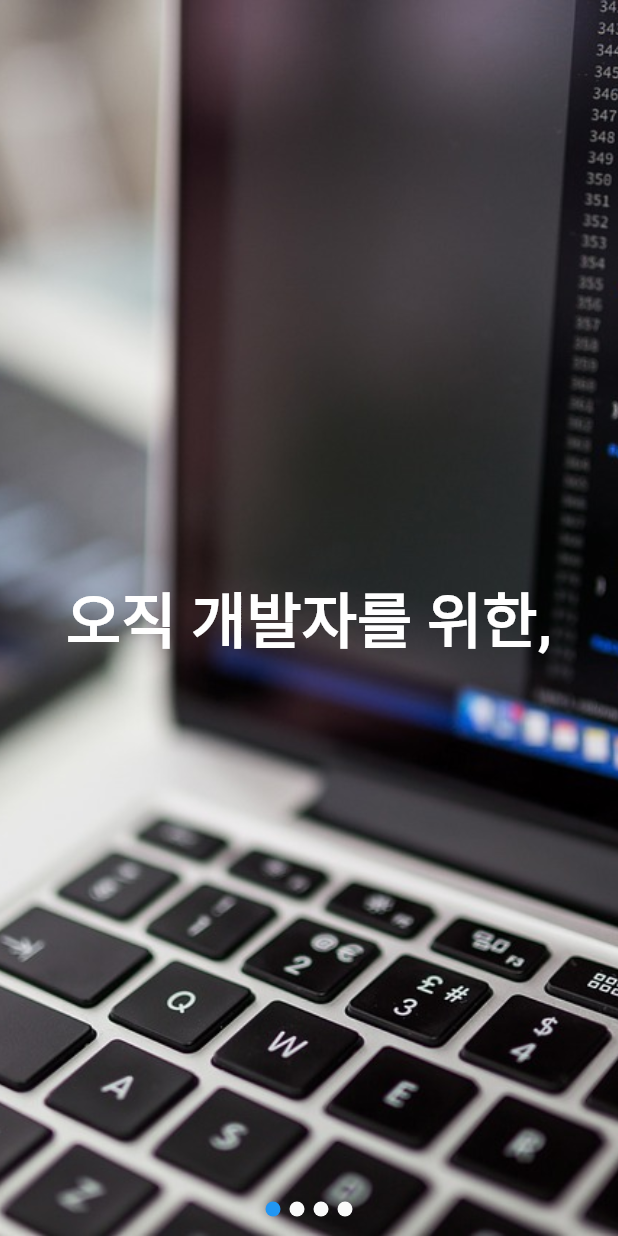
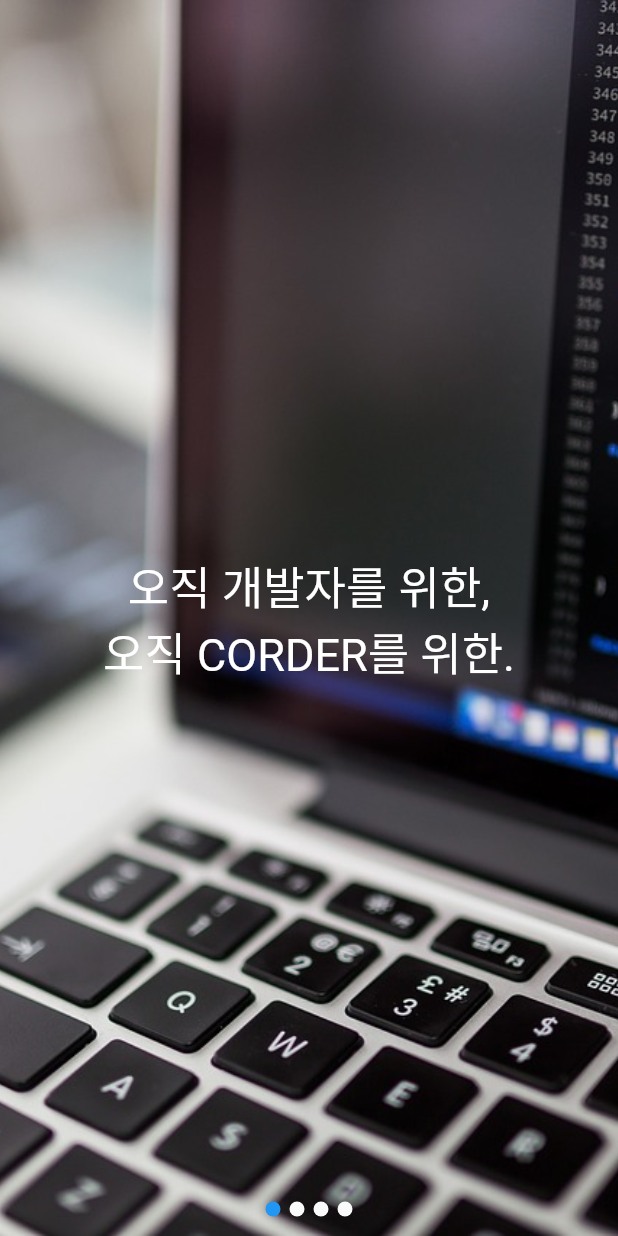
Before and after one commit to bhrnyo/Corder-Project, a Flutter app: the MyHomePage screen opened directly, on a phone screen of 412 x 824 dp. Run offline on Flutter 3.47's test engine with Material 2 defaults, Android fonts, the phone set to English and light mode, and no system bars; our stand-ins replace firebase_core, flutter_swiper; accounts and stored records are empty.

Commit message:
Update Project

```diff
--- a/lib/start_page.dart
+++ b/lib/start_page.dart
@@ -57,8 +57,22 @@ class _MyHomePageState extends State<MyHomePage> {
           },
         ),
         Center(
-          child: Text('오직 개발자를 위한,', style: TextStyle(fontSize: 40, color: Colors.white, fontWeight: FontWeight.bold),),
-        )
+            child: Column(
+              crossAxisAlignment: CrossAxisAlignment.center,
+              mainAxisAlignment: MainAxisAlignment.center,
+              children: [
+            Text(
+              '오직 개발자를 위한,',
+              style: TextStyle(
+                  fontSize: 30, color: Colors.white, fontFamily: 'Black'),
+            ),
+                Text(
+                  '오직 CORDER를 위한.',
+                  style: TextStyle(
+                      fontSize: 30, color: Colors.white, fontFamily: 'Black'),
+                ),
+          ],
+        ))
       ]),
     );
   }
```
Also changed, not shown: pubspec.yaml (+5 -4 lines), fonts/NotoSansKR-Black.ttf (deleted), fonts/NotoSansKR-Thin.ttf (deleted), pubspec.lock, 7 other files.
